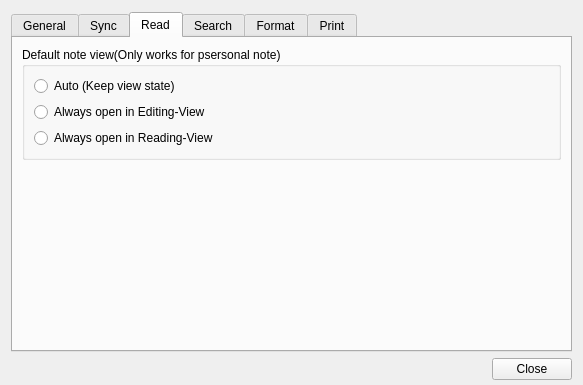
Before: the Qt Designer form src/ui/WizPreferenceDialog.ui in WizTeam/WizQTClient, drawn with Qt 5.
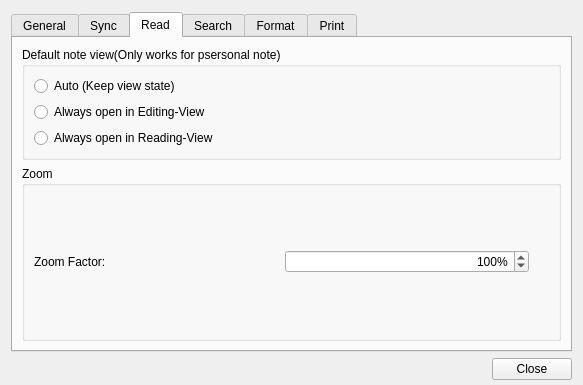
After: the same form once the commit is applied. The open tabs and pages were chosen to show the change.

Commit message: Add note Zoom Factor in Read Preference.

Patch:
```diff
--- a/src/ui/WizPreferenceDialog.ui
+++ b/src/ui/WizPreferenceDialog.ui
@@ -393,21 +393,45 @@
         </widget>
        </item>
        <item>
+        <widget class="QGroupBox" name="groupBoxZoom">
+         <property name="title">
+          <string>Zoom</string>
+         </property>
         <layout class="QHBoxLayout" name="horizontalLayout_5">
          <item>
-          <spacer name="horizontalSpacer_2">
-           <property name="orientation">
-            <enum>Qt::Horizontal</enum>
-           </property>
-           <property name="sizeHint" stdset="0">
-            <size>
-             <width>40</width>
-             <height>20</height>
-            </size>
-           </property>
-          </spacer>
-         </item>
-        </layout>
+           <widget class="QLabel" name="label_8">
+            <property name="text">
+             <string>Zoom Factor:</string>
+            </property>
+           </widget>
+          </item>
+          <item>
+           <widget class="QDoubleSpinBox" name="doubleSpinBoxNoteZoomFactor">
+            <property name="layoutDirection">
+             <enum>Qt::LeftToRight</enum>
+            </property>
+            <property name="alignment">
+             <set>Qt::AlignRight|Qt::AlignTrailing|Qt::AlignVCenter</set>
+            </property>
+            <property name="suffix">
+             <string>%</string>
+            </property>
+            <property name="decimals">
+             <number>0</number>
+            </property>
+            <property name="minimum">
+             <double>10.000000000000000</double>
+            </property>
+            <property name="maximum">
+             <double>500.000000000000000</double>
+            </property>
+            <property name="singleStep">
+             <double>10.000000000000000</double>
+            </property>
+            <property name="value">
+             <double>100.000000000000000</double>
+            </property>
+           </widget>
        </item>
        <item>
         <spacer name="verticalSpacer_6">
@@ -421,6 +445,9 @@
           </size>
          </property>
         </spacer>
+          </item>
+         </layout>
+        </widget>
        </item>
       </layout>
      </widget>
```
Lines whose indentation alone changed are shown as unchanged. The commit also changes 7 other files.
